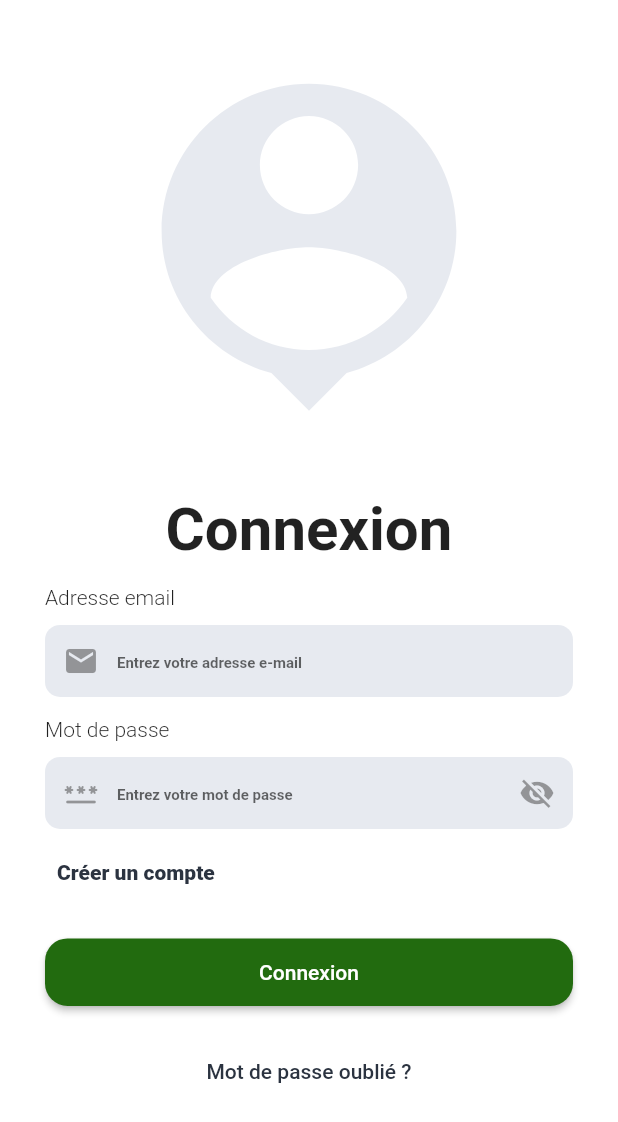
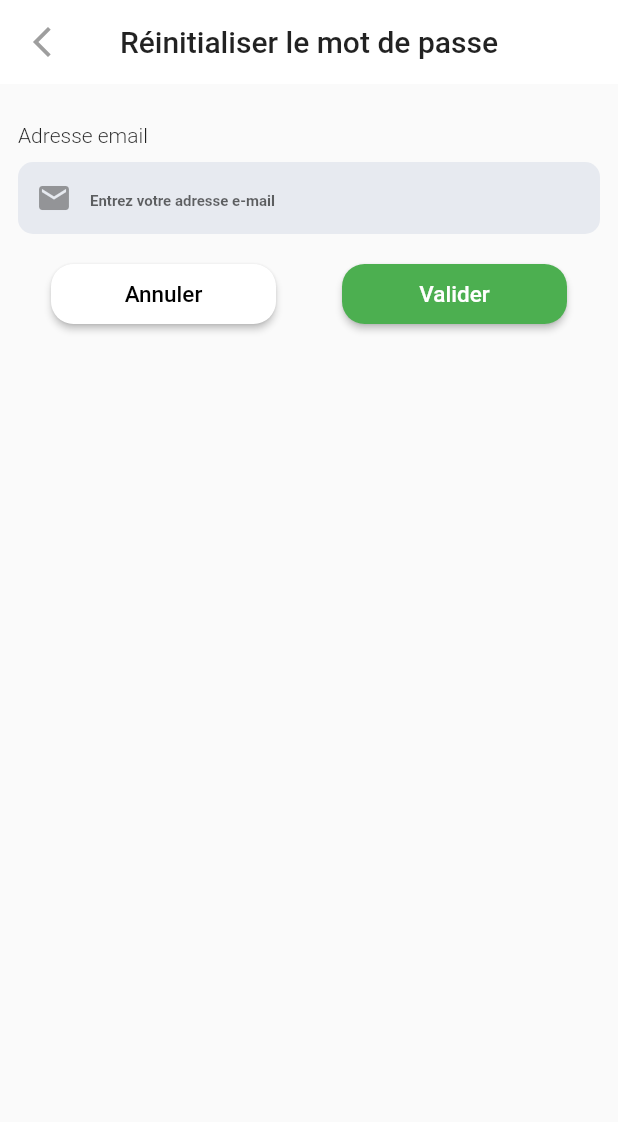
Before and after one commit to kennchiro/g_user, a Flutter app: the screen it shows after launch, after a tap on "Mot de passe oublié ?", on a phone screen of 412 x 824 dp. Shown: the top 1122 px of the screen. Run offline on Flutter 3.47's test engine with Material 2 defaults, Android fonts, the phone set to English and light mode, and no system bars; drawn by our look-alikes of flutter_form_builder; our stand-ins replace dio, equatable, flutter_easyloading, flutter_hooks, flutter_riverpod, flutter_switch and 4 more; missing offline and left inert: dio_cache_interceptor, dio_cache_interceptor_hive_store; accounts and stored records are empty; Roboto replaces fonts that are missing (OpenSansCondensed).

Commit message:
implementation : forgotPassword

```diff
--- /dev/null
+++ b/lib/Pages/Authentication/forgot_password_page.dart
@@ -0,0 +1,86 @@
+import 'package:flutter/material.dart';
+import 'package:flutter_hooks/flutter_hooks.dart';
+import 'package:form_builder_validators/form_builder_validators.dart';
+import 'package:g_user/Pages/Authentication/provider/authentication_provider.dart';
+import 'package:g_user/Widgets/custom_buttonRounded.dart';
+import 'package:hooks_riverpod/hooks_riverpod.dart';
+
+import '../../Widgets/custom_textFieldIcon.dart';
+
+class ForgotPasswordPage extends HookConsumerWidget {
+  const ForgotPasswordPage({super.key});
+  @override
+  Widget build(BuildContext context, WidgetRef ref) {
+    var email = useTextEditingController();
+
+    return Scaffold(
+      appBar: AppBar(
+        backgroundColor: Colors.white,
+        elevation: 0.0,
+        leading: IconButton(
+          onPressed: () {
+            Navigator.pop(context);
+          },
+          icon: const Icon(
+            Icons.arrow_back_ios_new,
+            color: Colors.grey,
+          ),
+        ),
+        title: const Text(
+          'Réinitialiser le mot de passe',
+          style: TextStyle(color: Colors.black87),
+        ),
+        centerTitle: true,
+      ),
+      body: Padding(
+        padding: const EdgeInsets.all(12.0),
+        child: Column(
+          crossAxisAlignment: CrossAxisAlignment.center,
+          children: [
+            // email field
+            CustomTextFieldIcon(
+              labelText: 'Adresse email',
+              controller: email,
+              name: 'Identifiant',
+              data: Icons.email,
+              hintText: 'Entrez votre adresse e-mail',
+              textInputType: TextInputType.emailAddress,
+              validation: FormBuilderValidators.email(),
+            ),
+
+            const SizedBox(
+              height: 20,
+            ),
+
+            Row(
+              mainAxisAlignment: MainAxisAlignment.spaceAround,
+              children: [
+                CustomButtonRounded(
+                  onPressed: () {
+                    Navigator.pop(context);
+                  },
+                  title: 'Annuler',
+                  width: 150,
+                  height: 40,
+                  fillColor: Colors.white,
+                  textColor: Colors.black,
+                ),
+                CustomButtonRounded(
+                    onPressed: () {
+                      ref
+                          .read(authenticationProvider)
+                          .forgotPassword(email.text);
+                    },
+                    title: 'Valider',
+                    width: 150,
+                    height: 40,
+                    fillColor: Colors.green,
+                    textColor: Colors.white),
+              ],
+            )
+          ],
+        ),
+      ),
+    );
+  }
+}
--- a/lib/Pages/Authentication/widget/login_formBuilder.dart
+++ b/lib/Pages/Authentication/widget/login_formBuilder.dart
@@ -1,4 +1,3 @@
-
 import 'package:flutter/foundation.dart';
 import 'package:flutter/material.dart';
 import 'package:flutter_form_builder/flutter_form_builder.dart';
@@ -24,7 +23,6 @@ class _LoginFormBuilderState extends ConsumerState<LoginFormBuilder> {
 
   @override
   Widget build(BuildContext context) {
-
     final email = useTextEditingController();
     final password = useTextEditingController();
 
@@ -48,14 +46,13 @@ class _LoginFormBuilderState extends ConsumerState<LoginFormBuilder> {
           children: [
             const Center(
               child: Text(
-                 'Connexion',
+                'Connexion',
                 style: TextStyle(
                   fontSize: 40.0,
                   fontWeight: FontWeight.w700,
                 ),
               ),
             ),
-
 
             // email field
             CustomTextFieldIcon(
@@ -84,15 +81,13 @@ class _LoginFormBuilderState extends ConsumerState<LoginFormBuilder> {
                   }
                 },
                 child: Text(
-                 'Créer un compte',
+                  'Créer un compte',
                   style: TextStyle(
                       color: AppColors.PRIMARY_COLOR,
                       fontWeight: FontWeight.w800),
                 ),
               ),
             ),
-
-
 
             Wrap(
               children: [
@@ -110,7 +105,7 @@ class _LoginFormBuilderState extends ConsumerState<LoginFormBuilder> {
                       style: TextStyle(color: AppColors.WHITE),
                     ),
                     onPressed: () async {
-                      await signIn();//  Navigator.pushReplacementNamed(context, '/homePage');
+                      await signIn(); //  Navigator.pushReplacementNamed(context, '/homePage');
                     },
                   ),
                 ),
@@ -119,6 +114,7 @@ class _LoginFormBuilderState extends ConsumerState<LoginFormBuilder> {
                   alignment: Alignment.center,
                   child: TextButton(
                     onPressed: () {
+                      Navigator.pushNamed(context, '/forgotPasswordPage');
                       if (kDebugMode) {
                         print('mot de passe oublier');
                       }
--- a/lib/Pages/Home/widget/user_item.dart
+++ b/lib/Pages/Home/widget/user_item.dart
@@ -11,6 +11,7 @@ import '../../../Data/Model/User.dart';
 import '../../../Utils/app_color.dart';
 
 class UserItem extends ConsumerWidget {
+
   final User user;
   final String title;
   final Function(bool) onChanged;
--- a/lib/Routes/onGenerateRoute.dart
+++ b/lib/Routes/onGenerateRoute.dart
@@ -1,4 +1,5 @@
 import 'package:flutter/material.dart';
+import 'package:g_user/Pages/Authentication/forgot_password_page.dart';
 import 'package:g_user/Pages/Home/user_add_page.dart';
 import 'package:g_user/Pages/Home/user_edit_page.dart';
 
@@ -43,6 +44,15 @@ class GUserRoute {
               FadeTransition(opacity: a, child: c));
     }
 
+       if (settings.name == "/forgotPasswordPage") {
+      return PageRouteBuilder(
+          settings:
+              settings, // Pass this to make popUntil(), pushNamedAndRemoveUntil(), works
+          pageBuilder: (_, __, ___) => const ForgotPasswordPage(),
+          transitionsBuilder: (_, a, __, c) =>
+              FadeTransition(opacity: a, child: c));
+    }
+
 
     // Unknown route
     return MaterialPageRoute(builder: (_) => const HomePage());
--- a/lib/Services/Api/baseUrl.dart
+++ b/lib/Services/Api/baseUrl.dart
@@ -1,6 +1,6 @@
 class BaseUrl {
   static const String online = "https://sav.neny.fr";
-  static const String local = "http://192.168.92.196:8000";
+  static const String local = "http://192.168.1.172:8000";
 
   static String currentUrl = BaseUrl.local;
 
```
Also changed, not shown: lib/Pages/Authentication/provider/authentication_provider.dart (+13 -4 lines), lib/Services/Api/baseApi.dart (+7 -4 lines).
